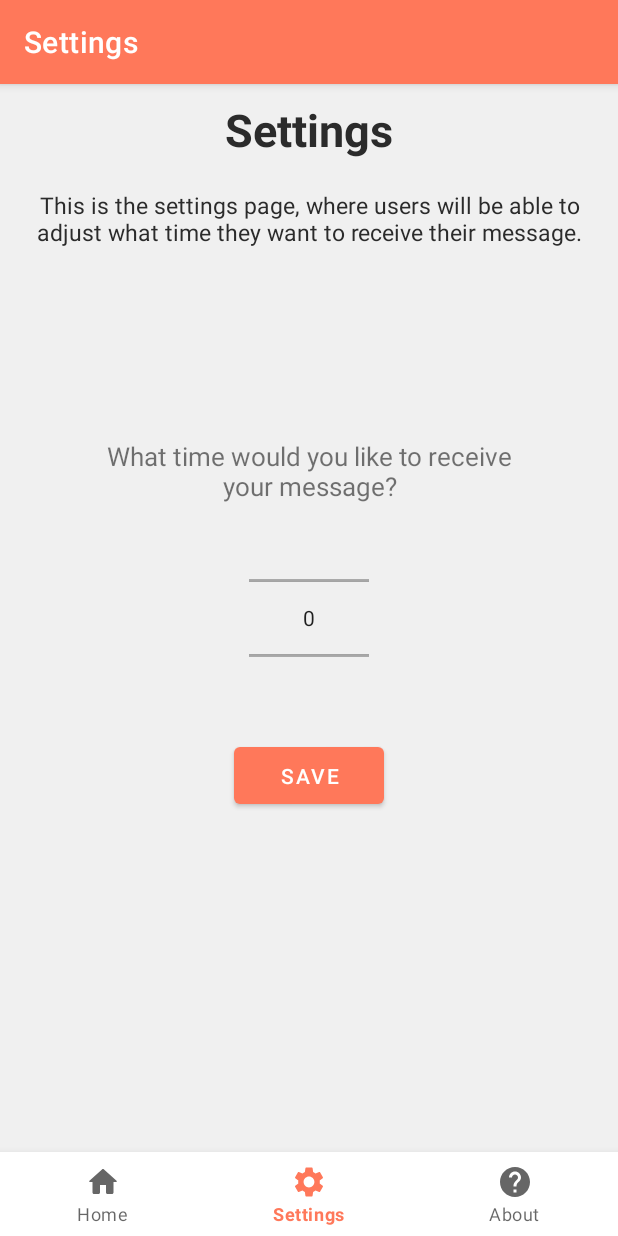
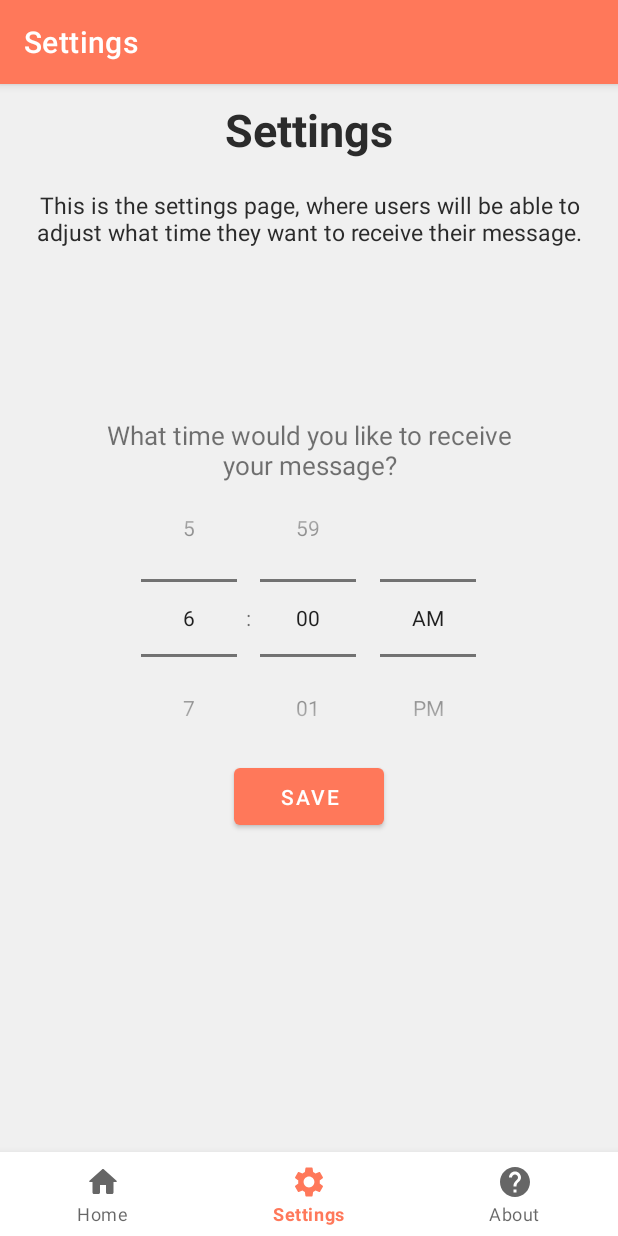
Before and after one commit to gradientdev/Starfruit, an Android app: the screen it shows after launch (MainActivity), item 2 of the bottom bar chosen, on a phone screen of 412 x 824 dp. Run offline under Robolectric (Android 15) with nearby library versions, the phone set to English and light mode, and no system bars.

Commit message:
Added timepicker for settings fragment

```diff
--- a/app/src/main/java/com/gradient/starfruit/MainActivity.kt
+++ b/app/src/main/java/com/gradient/starfruit/MainActivity.kt
@@ -47,9 +47,9 @@ class MainActivity : AppCompatActivity() {
 
         //todo: start AlarmManger to trigger message
 
+        //todo: set up NumberPicker
 
-
-        //todo: get sms permissions
+        //todo: get sms permissions [WORKING]
 
         @Suppress("DEPRECATED_IDENTITY_EQUALS")
 
@@ -62,7 +62,7 @@ class MainActivity : AppCompatActivity() {
             }
         }
 
-        //todo: sends the message
+        //todo: send the message [WORKING]
 
         if (ContextCompat.checkSelfPermission(this@MainActivity, Manifest.permission.SEND_SMS) == PackageManager.PERMISSION_GRANTED) {
             sendMessage("Hello from Starfruit! \uD83C\uDF20")
--- a/app/src/main/res/layout/fragment_settings.xml
+++ b/app/src/main/res/layout/fragment_settings.xml
@@ -39,14 +39,16 @@
             android:textAlignment="center"
             android:layout_alignBottom="@+id/timepicker"
             android:textSize="17sp"
-            android:layout_marginBottom="100sp"
+            android:layout_marginBottom="180sp"
             android:text="What time would you like to receive your message?"/>
 
-        <NumberPicker
+        <TimePicker
             android:id="@+id/timepicker"
-            android:layout_width="80sp"
-            android:layout_height="80sp"
+            android:layout_width="wrap_content"
+            android:layout_height="wrap_content"
             android:layout_centerHorizontal="true"
+            android:layout_marginTop="20dp"
+            android:timePickerMode="spinner"
             android:layout_centerVertical="true"/>
 
         <com.google.android.material.button.MaterialButton
@@ -55,7 +57,7 @@
             android:text="save"
             android:layout_centerHorizontal="true"
             android:layout_alignTop="@+id/timepicker"
-            android:layout_marginTop="120sp"/>
+            android:layout_marginTop="200sp"/>
     </RelativeLayout>
 
 </FrameLayout>
```
